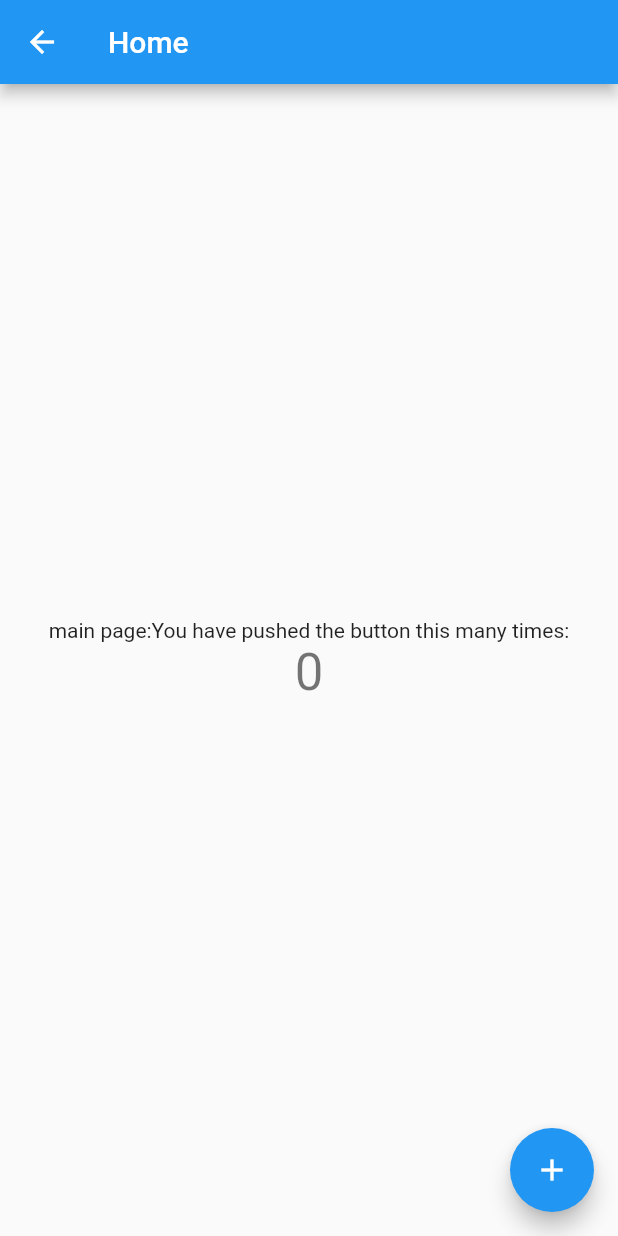
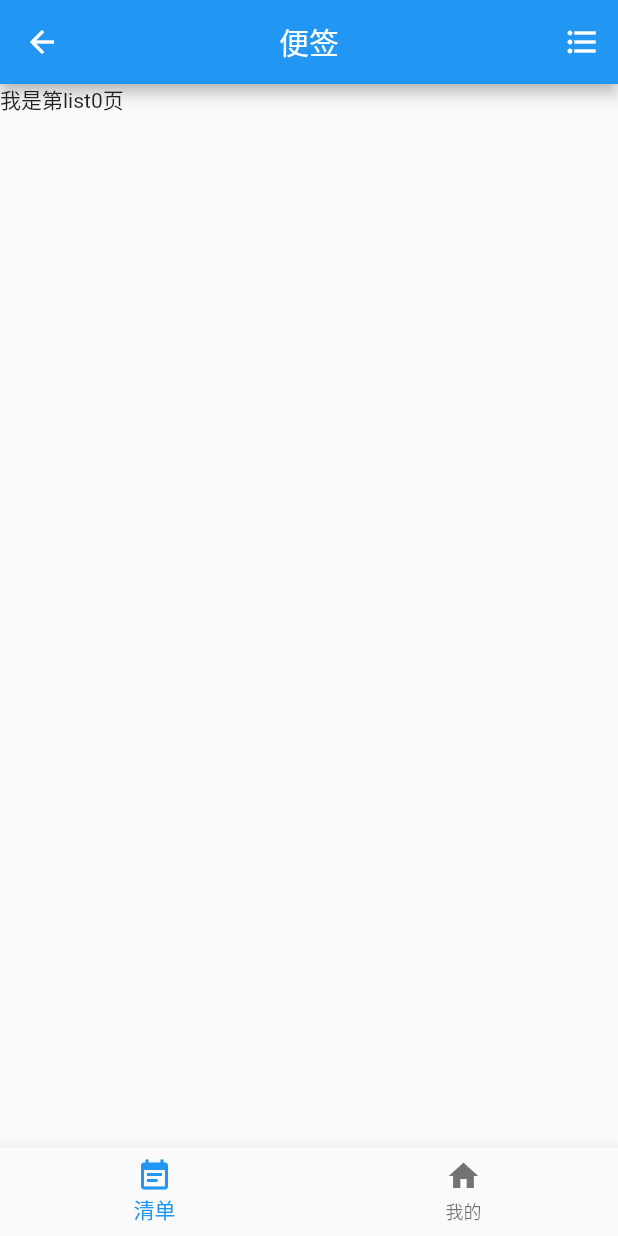
Before and after one commit to lw93/flutter_todo, a Flutter app: the MainPage screen opened directly, on a phone screen of 412 x 824 dp. Run offline on Flutter 3.47's test engine with Material 2 defaults, Android fonts, the phone set to English and light mode, and no system bars; our stand-ins replace dio, modal_progress_hud, package_info, shared_preferences; accounts and stored records are empty; statements that could not run were skipped.

Commit message:
添加我的界面

```diff
--- /dev/null
+++ b/lib/model/mine_model.dart
@@ -0,0 +1,4 @@
+import '../model/base_model.dart';
+class MineModel extends BaseModel{
+
+}
--- /dev/null
+++ b/lib/model/todo_list_model.dart
@@ -0,0 +1,4 @@
+import '../model/base_model.dart';
+class TodoListModel extends BaseModel{
+
+}
--- /dev/null
+++ b/lib/presenter/todo_list_presenter.dart
@@ -0,0 +1,9 @@
+import '../model/todo_list_model.dart';
+import '../presenter/base_presenter.dart';
+import '../ui/list_page.dart';
+
+class TodoListPresenter extends BasePresenter<TodoListModel,TodoListView> {
+  TodoListPresenter(TodoListView view) : super(view) {
+    model = TodoListModel();
+  }
+}
--- /dev/null
+++ b/lib/ui/list_page.dart
@@ -0,0 +1,47 @@
+import 'package:flutter/material.dart';
+
+import '../presenter/todo_list_presenter.dart';
+import 'base_view.dart';
+import '../res/scroll_physics_theme.dart';
+abstract class TodoListView extends BaseView {
+}
+
+class TodoListPage extends StatefulWidget {
+  TodoListPage({Key key, this.todoType}) : super(key: key);
+
+  final int todoType;
+
+  @override
+  _TodoListPageState createState() => _TodoListPageState();
+}
+
+class _TodoListPageState extends BaseState<TodoListPage, TodoListPresenter> with AutomaticKeepAliveClientMixin
+    implements TodoListView {
+
+  @override
+  Widget build(BuildContext context) {
+    // This method is rerun every time setState is called, for instance as done
+    // by the _incrementCounter method above.
+    //
+    // The Flutter framework has been optimized to make rerunning build methods
+    // fast, so that you can just rebuild anything that needs updating rather
+    // than having to individually change instances of widgets.
+    super.build(context);
+    return Text("我是第list${widget.todoType}页");
+  }
+
+  @override
+  void initData() {
+    // TODO: implement initData
+  }
+
+  @override
+  TodoListPresenter initPresenter() {
+    // TODO: implement initPresenter
+    return TodoListPresenter(this);
+  }
+
+  @override
+  // TODO: implement wantKeepAlive
+  bool get wantKeepAlive => true;
+}
--- a/lib/ui/main_page.dart
+++ b/lib/ui/main_page.dart
@@ -1,11 +1,11 @@
 import 'package:flutter/material.dart';
+
+import '../presenter/main_presenter.dart';
 import 'base_view.dart';
-import '../presenter/main_presenter.dart';
+import 'list_page.dart';
+import 'mine_page.dart';
 
 abstract class MainView extends BaseView {
-  void onHttpError(String message);
-
-  void onHttpSuccess(String response);
 }
 
 class MainPage extends StatefulWidget {
@@ -17,20 +17,12 @@ class MainPage extends StatefulWidget {
   _MainPageState createState() => _MainPageState();
 }
 
-class _MainPageState extends BaseState<MainPage, MainPresenter> implements MainView {
+class _MainPageState extends BaseState<MainPage, MainPresenter>
+    implements MainView {
 
-  int _counter = 0;
-
-  void _incrementCounter() {
-    setState(() {
-      // This call to setState tells the Flutter framework that something has
-      // changed in this State, which causes it to rerun the build method below
-      // so that the display can reflect the updated values. If we changed
-      // _counter without calling setState(), then the build method would not be
-      // called again, and so nothing would appear to happen.
-      _counter++;
-    });
-  }
+  int _selectedIndex = 0;
+  int _listType = 0;
+  var _pageController = PageController(initialPage: 0);
 
   @override
   Widget build(BuildContext context) {
@@ -44,46 +36,65 @@ class _MainPageState extends BaseState<MainPage, MainPresenter> implements MainV
       appBar: AppBar(
         // Here we take the value from the MyHomePage object that was created by
         // the App.build method, and use it to set our appbar title.
-        title: Text(widget.title ?? "Home"),
+        title: Text("便签"),
+        centerTitle: true,
+        actions: <Widget>[
+          _listType == 0 ?
+          IconButton(
+            icon: Icon(Icons.format_list_bulleted),
+            onPressed: () {
+              setState(() {
+                _listType = 1;
+              });
+            },
+          )
+              :
+          IconButton(
+            icon: Icon(Icons.grid_on),
+            onPressed: () {
+              setState(() {
+                _listType = 0;
+              });
+            },
+          )
+          ,
+        ],
       ),
-      body: Center(
-        // Center is a layout widget. It takes a single child and positions it
-        // in the middle of the parent.
-        child: Column(
-          // Column is also layout widget. It takes a list of children and
-          // arranges them vertically. By default, it sizes itself to fit its
-          // children horizontally, and tries to be as tall as its parent.
-          //
-          // Invoke "debug painting" (press "p" in the console, choose the
-          // "Toggle Debug Paint" action from the Flutter Inspector in Android
-          // Studio, or the "Toggle Debug Paint" command in Visual Studio Code)
-          // to see the wireframe for each widget.
-          //
-          // Column has various properties to control how it sizes itself and
-          // how it positions its children. Here we use mainAxisAlignment to
-          // center the children vertically; the main axis here is the vertical
-          // axis because Columns are vertical (the cross axis would be
-          // horizontal).
-          mainAxisAlignment: MainAxisAlignment.center,
-          children: <Widget>[
-            Text(
-              'main page:You have pushed the button this many times:',
-            ),
-            Text(
-              '$_counter',
-              style: Theme
-                  .of(context)
-                  .textTheme
-                  .display1,
-            ),
-          ],
-        ),
+      body: PageView.builder(
+        onPageChanged: (index) {
+          setState(() {
+            _selectedIndex = index;
+          });
+        }
+        ,
+        controller: _pageController,
+        itemBuilder: (BuildContext context, int index) {
+          return index == 0 ? TodoListPage(todoType: _listType) : MinePage();
+        }
+        ,
+        itemCount: 2,
       ),
-      floatingActionButton: FloatingActionButton(
-        onPressed: _incrementCounter,
-        tooltip: 'Increment',
-        child: Icon(Icons.add),
-      ), // This trailing comma makes auto-formatting nicer for build methods.
+      bottomNavigationBar: BottomNavigationBar(
+        items: const <BottomNavigationBarItem>[
+          BottomNavigationBarItem(
+            icon: Icon(Icons.event_note),
+            title: Text('清单'),
+          ),
+          BottomNavigationBarItem(
+            icon: Icon(Icons.home),
+            title: Text('我的'),
+          ),
+        ],
+        currentIndex: _selectedIndex,
+        onTap: (index) {
+          setState(() {
+            _selectedIndex = index;
+            _pageController.animateToPage(
+                index, duration: const Duration(milliseconds: 300),
+                curve: Curves.bounceInOut);
+          });
+        },
+      ),
     );
   }
 
@@ -98,13 +109,4 @@ class _MainPageState extends BaseState<MainPage, MainPresenter> implements MainV
     return MainPresenter(this);
   }
 
-  @override
-  void onHttpError(String message) {
-    // TODO: implement onHttpError
-  }
-
-  @override
-  void onHttpSuccess(String response) {
-    // TODO: implement onHttpSuccess
-  }
 }
--- a/lib/utils/preferences_util.dart
+++ b/lib/utils/preferences_util.dart
@@ -34,4 +34,7 @@ class PreferencesUtil {
 
 class PreferencesKeys {
   static const String showGuide = "showGuide";
+  static const String userName = "userName";
+  static const String pass = "pass";
+  static const String emailEveryDayEable = "emailDaliy";
 }
--- a/pubspec.yaml
+++ b/pubspec.yaml
@@ -29,6 +29,8 @@ dependencies:
   json_annotation: 2.0.0
   pull_to_refresh: 1.1.6
   modal_progress_hud: 0.1.3
+  event_bus: 1.0.1
+  package_info: 0.4.0
 
 dev_dependencies:
   flutter_test:
```
Also changed, not shown: lib/api/http.dart (+17 -2 lines), lib/model/login_model.dart (+23 -0 lines), lib/presenter/login_presenter.dart (+7 -1 lines), lib/presenter/mine_presenter.dart (added, +9 -0 lines), lib/presenter/splash_presenter.dart (+7 -0 lines), lib/ui/login_page.dart (+6 -1 lines), lib/ui/mine_page.dart (added, +143 -0 lines).
